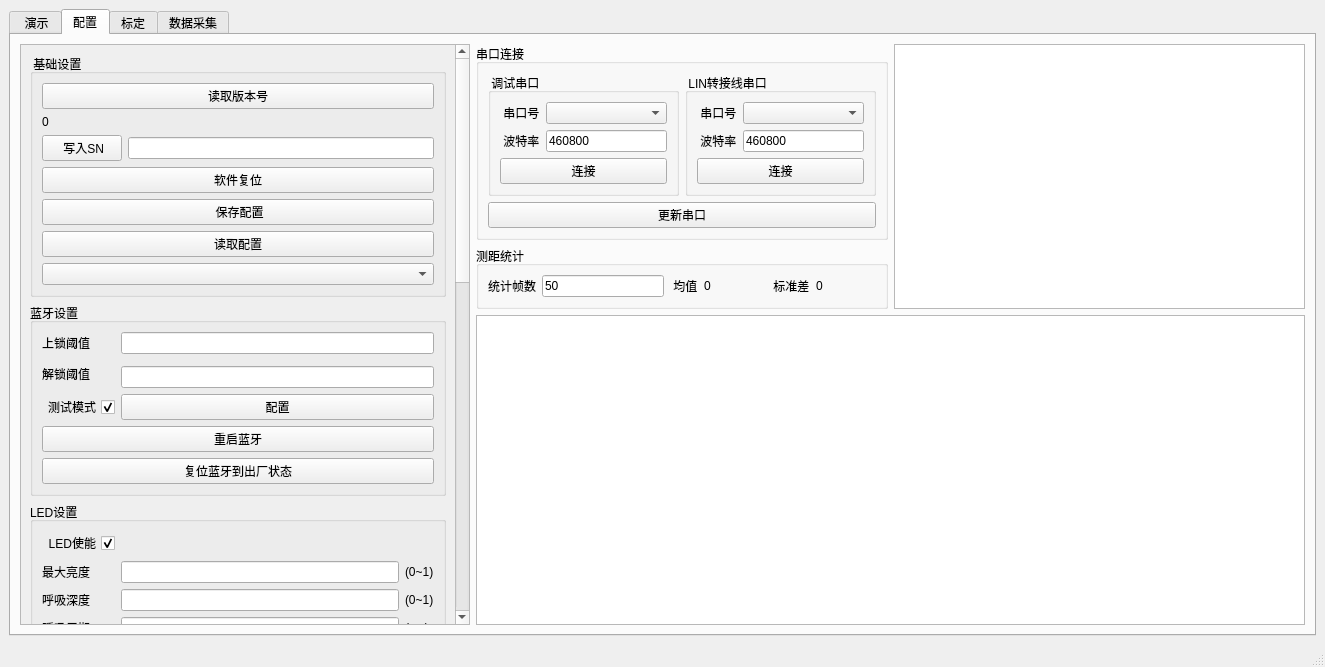
Before: the Qt Designer form mainwindow.ui in wood1139/trunk_door_demo, drawn with Qt 5.
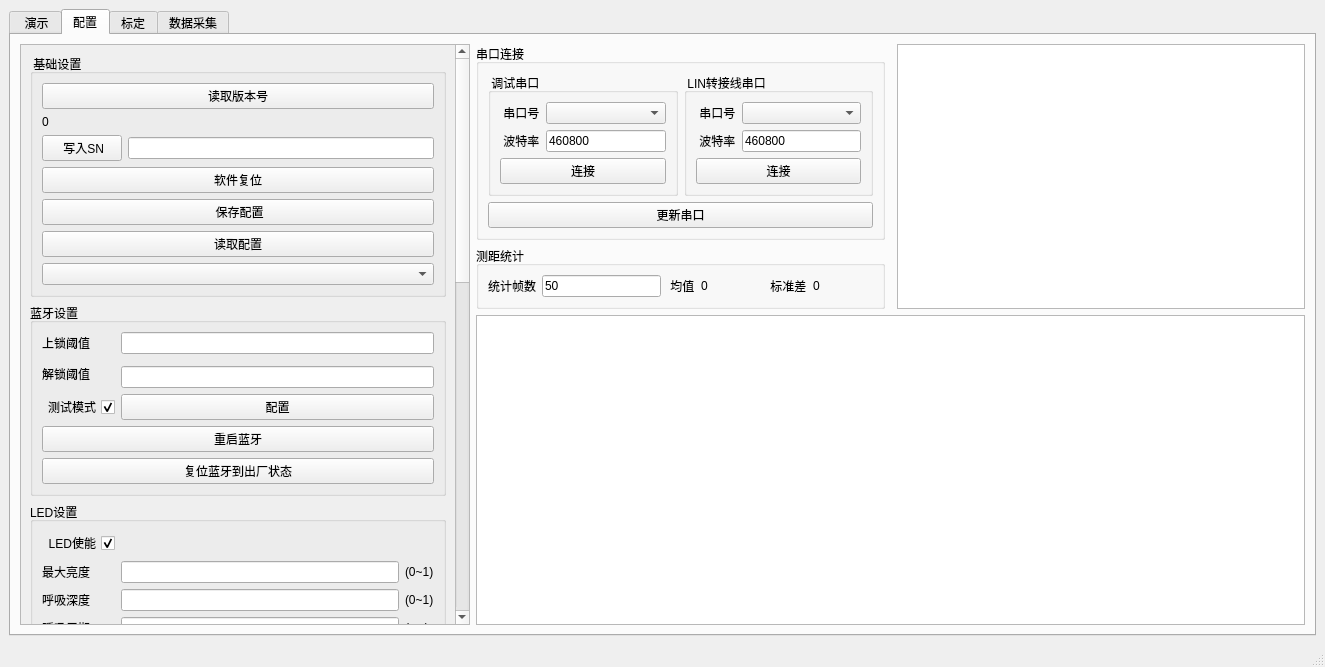
After: the same form once the commit is applied. Custom widgets are drawn as their Qt base class.

Commit message: 在single pix表格中增加了一个圆形指示，还没有开发自动移动的功能

```diff
--- a/mainwindow.ui
+++ b/mainwindow.ui
@@ -46,7 +46,106 @@
         <string>配置</string>
        </attribute>
        <layout class="QGridLayout" name="gridLayout_12">
-        <item row="0" column="0" rowspan="3">
+        <item row="1" column="1">
+         <widget class="QGroupBox" name="groupBox_8">
+          <property name="title">
+           <string>串口连接</string>
+          </property>
+          <layout class="QGridLayout" name="gridLayout_11">
+           <item row="1" column="1">
+            <widget class="QGroupBox" name="groupBox_6">
+             <property name="title">
+              <string> LIN转接线串口</string>
+             </property>
+             <layout class="QGridLayout" name="gridLayout_10">
+              <item row="0" column="0">
+               <widget class="QLabel" name="label_25">
+                <property name="text">
+                 <string> 串口号</string>
+                </property>
+               </widget>
+              </item>
+              <item row="0" column="1">
+               <widget class="QComboBox" name="comboBox_comListLin"/>
+              </item>
+              <item row="1" column="0">
+               <widget class="QLabel" name="label_27">
+                <property name="text">
+                 <string> 波特率</string>
+                </property>
+               </widget>
+              </item>
+              <item row="1" column="1">
+               <widget class="QLineEdit" name="lineEdit_baudrateLin">
+                <property name="text">
+                 <string>460800</string>
+                </property>
+               </widget>
+              </item>
+              <item row="2" column="0" colspan="2">
+               <widget class="QPushButton" name="pushButton_connectComLin">
+                <property name="text">
+                 <string>连接</string>
+                </property>
+               </widget>
+              </item>
+             </layout>
+            </widget>
+           </item>
+           <item row="2" column="0" colspan="2">
+            <widget class="QPushButton" name="pushButton_refreshComList">
+             <property name="text">
+              <string>更新串口</string>
+             </property>
+            </widget>
+           </item>
+           <item row="1" column="0">
+            <widget class="QGroupBox" name="groupBox_2">
+             <property name="title">
+              <string> 调试串口</string>
+             </property>
+             <layout class="QGridLayout" name="gridLayout_9">
+              <item row="0" column="0">
+               <widget class="QLabel" name="label_6">
+                <property name="text">
+                 <string> 串口号</string>
+                </property>
+               </widget>
+              </item>
+              <item row="0" column="1">
+               <widget class="QComboBox" name="comboBox_comList"/>
+              </item>
+              <item row="1" column="0">
+               <widget class="QLabel" name="label_7">
+                <property name="text">
+                 <string> 波特率</string>
+                </property>
+               </widget>
+              </item>
+              <item row="1" column="1">
+               <widget class="QLineEdit" name="lineEdit_baudrate">
+                <property name="text">
+                 <string>460800</string>
+                </property>
+               </widget>
+              </item>
+              <item row="2" column="0" colspan="2">
+               <widget class="QPushButton" name="pushButton_connectCom">
+                <property name="text">
+                 <string>连接</string>
+                </property>
+               </widget>
+              </item>
+             </layout>
+            </widget>
+           </item>
+          </layout>
+         </widget>
+        </item>
+        <item row="1" column="3" rowspan="2">
+         <widget class="QTableView" name="tableView"/>
+        </item>
+        <item row="1" column="0" rowspan="3">
          <widget class="QScrollArea" name="scrollArea_settings">
           <property name="widgetResizable">
            <bool>true</bool>
@@ -552,106 +651,10 @@
           </widget>
          </widget>
         </item>
-        <item row="0" column="1">
-         <widget class="QGroupBox" name="groupBox_8">
-          <property name="title">
-           <string>串口连接</string>
-          </property>
-          <layout class="QGridLayout" name="gridLayout_11">
-           <item row="0" column="0">
-            <widget class="QGroupBox" name="groupBox_2">
-             <property name="title">
-              <string> 调试串口</string>
-             </property>
-             <layout class="QGridLayout" name="gridLayout_9">
-              <item row="0" column="0">
-               <widget class="QLabel" name="label_6">
-                <property name="text">
-                 <string> 串口号</string>
-                </property>
-               </widget>
-              </item>
-              <item row="0" column="1">
-               <widget class="QComboBox" name="comboBox_comList"/>
-              </item>
-              <item row="1" column="0">
-               <widget class="QLabel" name="label_7">
-                <property name="text">
-                 <string> 波特率</string>
-                </property>
-               </widget>
-              </item>
-              <item row="1" column="1">
-               <widget class="QLineEdit" name="lineEdit_baudrate">
-                <property name="text">
-                 <string>460800</string>
-                </property>
-               </widget>
-              </item>
-              <item row="2" column="0" colspan="2">
-               <widget class="QPushButton" name="pushButton_connectCom">
-                <property name="text">
-                 <string>连接</string>
-                </property>
-               </widget>
-              </item>
-             </layout>
-            </widget>
-           </item>
-           <item row="0" column="1">
-            <widget class="QGroupBox" name="groupBox_6">
-             <property name="title">
-              <string> LIN转接线串口</string>
-             </property>
-             <layout class="QGridLayout" name="gridLayout_10">
-              <item row="0" column="0">
-               <widget class="QLabel" name="label_25">
-                <property name="text">
-                 <string> 串口号</string>
-                </property>
-               </widget>
-              </item>
-              <item row="0" column="1">
-               <widget class="QComboBox" name="comboBox_comListLin"/>
-              </item>
-              <item row="1" column="0">
-               <widget class="QLabel" name="label_27">
-                <property name="text">
-                 <string> 波特率</string>
-                </property>
-               </widget>
-              </item>
-              <item row="1" column="1">
-               <widget class="QLineEdit" name="lineEdit_baudrateLin">
-                <property name="text">
-                 <string>460800</string>
-                </property>
-               </widget>
-              </item>
-              <item row="2" column="0" colspan="2">
-               <widget class="QPushButton" name="pushButton_connectComLin">
-                <property name="text">
-                 <string>连接</string>
-                </property>
-               </widget>
-              </item>
-             </layout>
-            </widget>
-           </item>
-           <item row="1" column="0" colspan="2">
-            <widget class="QPushButton" name="pushButton_refreshComList">
-             <property name="text">
-              <string>更新串口</string>
-             </property>
-            </widget>
-           </item>
-          </layout>
-         </widget>
+        <item row="3" column="1" colspan="3">
+         <widget class="QChartView" name="graphicsView"/>
         </item>
-        <item row="0" column="2" rowspan="2">
-         <widget class="QTableView" name="tableView"/>
-        </item>
-        <item row="1" column="1">
+        <item row="2" column="1">
          <widget class="QGroupBox" name="groupBox_4">
           <property name="title">
            <string>测距统计</string>
@@ -720,9 +723,6 @@
           </layout>
          </widget>
         </item>
-        <item row="2" column="1" colspan="2">
-         <widget class="QChartView" name="graphicsView"/>
-        </item>
        </layout>
       </widget>
       <widget class="QWidget" name="tab">
```
The commit also changes 2 other files.
